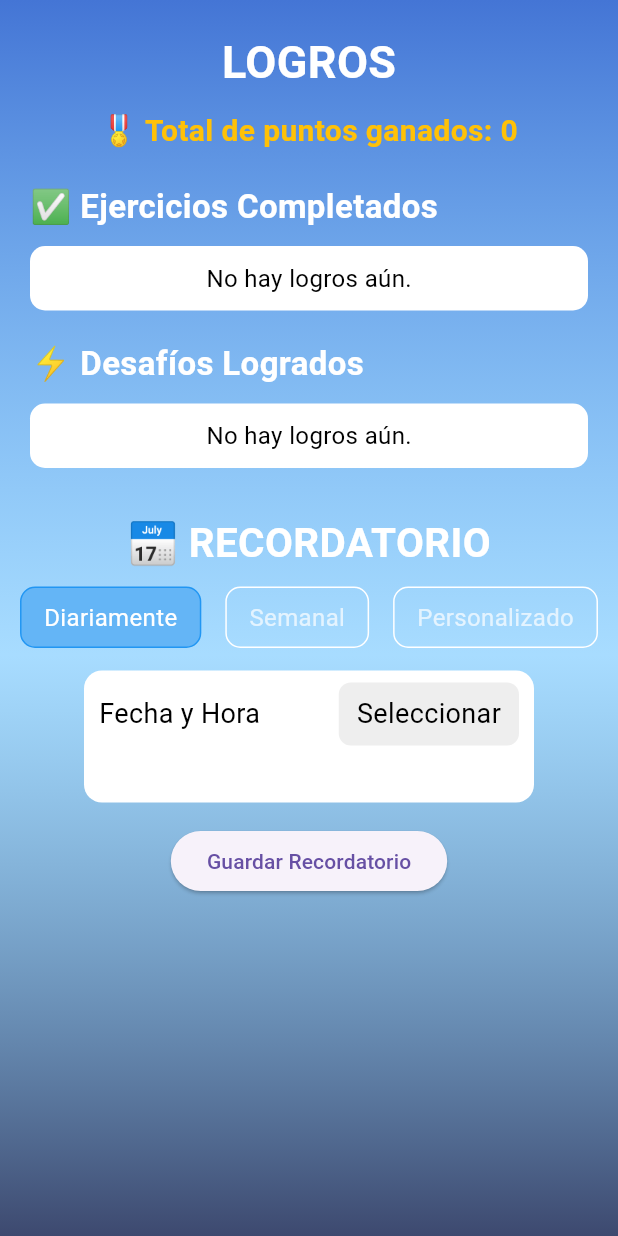
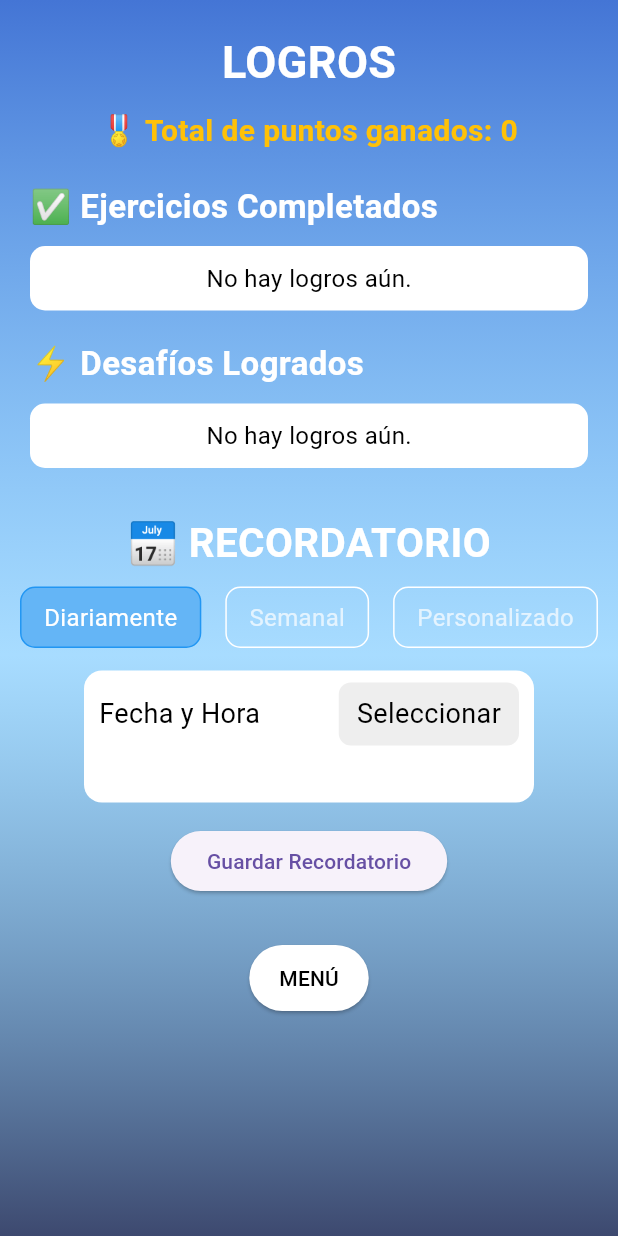
Before and after one commit to Arianna0206/psicologiaAppFlutter, a Flutter app: the LogrosScreen screen opened directly with empty values, on a phone screen of 412 x 824 dp. Run offline on Flutter 3.47's test engine with Material 3 defaults, Android fonts, the light colour scheme and no system bars; our stand-ins replace audioplayers, cached_network_image, cloud_firestore, connectivity_plus, device_info_plus, equatable and 15 more; accounts and stored records are empty; network calls fail.

Commit message:
Cambios en la pantalla logros

```diff
--- a/lib/features/home/views/Logros.dart
+++ b/lib/features/home/views/Logros.dart
@@ -79,6 +79,21 @@ class LogrosScreenState extends State<LogrosScreen> {
                   _buildAchievementsSection('⚡ Desafíos Logrados', desafios),
                   const SizedBox(height: 30),
                   _buildReminderSection(),
+                  const SizedBox(height: 30),
+                  ElevatedButton(
+                    onPressed: () {
+                      homeController.goToMenu(widget.categoryId);
+                    },
+                    style: ElevatedButton.styleFrom(
+                      backgroundColor: Colors.white,
+                      shape: RoundedRectangleBorder(
+                        borderRadius: BorderRadius.circular(30),
+                      ),
+                      padding: const EdgeInsets.symmetric(horizontal: 20, vertical: 12),
+                    ),
+                    child: const Text('MENÚ', style: TextStyle(color: Colors.black)),
+                  ),
+                  const SizedBox(height: 30),
                 ],
               ),
             );
```
